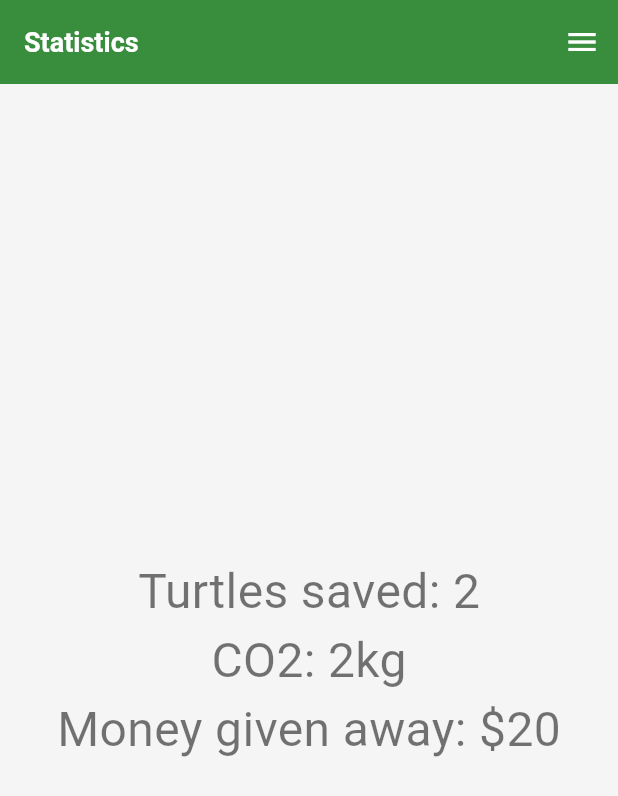
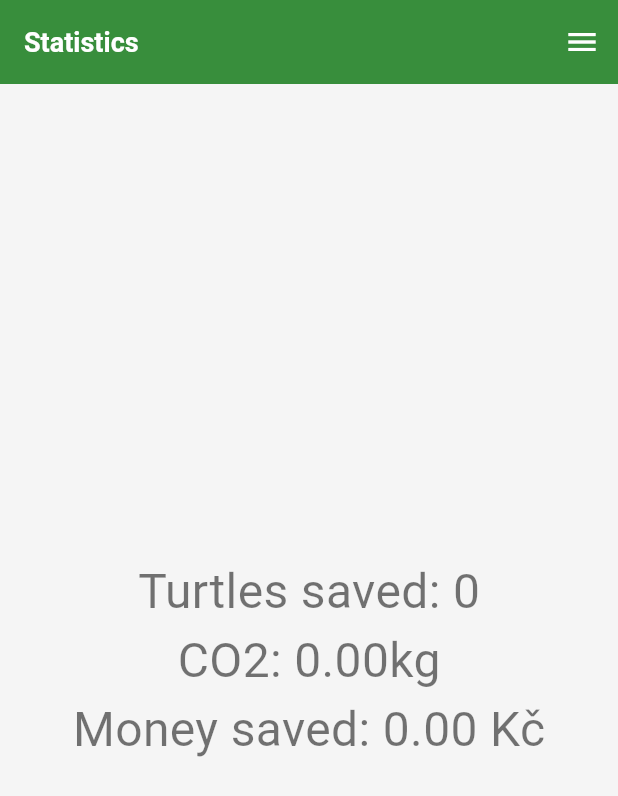
Before and after one commit to stanislav-zeman/recyclomator, a Flutter app: the StatisticsPage widget shown alone on an empty page, opened directly, on a phone screen of 412 x 824 dp. Shown: the top 796 px of the screen. Run offline on Flutter 3.47's test engine with Material 3 defaults, Android fonts, the phone set to English and light mode, and no system bars; our stand-ins replace cloud_firestore, firebase_core, font_awesome_flutter, get_it, google_maps_flutter, shared_preferences and 2 more; accounts and stored records are empty; statements that could not run were skipped.

Commit message:
feat: calculate planet eco ++

```diff
--- a/lib/infrastructure/controllers/offer_controller.dart
+++ b/lib/infrastructure/controllers/offer_controller.dart
@@ -63,6 +63,24 @@ class OfferController {
                 )
                 .toList(),
           );
+
+  Future<int> getNumberOfGlassBottles() async {
+    final List<Offer> offers = await _offerRepository.observeDocuments().first;
+    return offers
+        .where((offer) => offer.authorId == _userService.getUser().id)
+        .expand((offer) => offer.items)
+        .where((item) => item.type == ItemType.glass)
+        .fold<int>(0, (sum, item) => sum + item.count);
+  }
+
+  Future<int> getNumberOfPlasticBottles() async {
+    final List<Offer> offers = await _offerRepository.observeDocuments().first;
+    return offers
+        .where((offer) => offer.authorId == _userService.getUser().id)
+        .expand((offer) => offer.items)
+        .where((item) => item.type == ItemType.pet)
+        .fold<int>(0, (int sum, item) => sum + item.count);
+  }
 
   void addOffer(int glassCount, int plasticCount) {
     _offerRepository.add(
--- a/lib/presentation/pages/statistics_page.dart
+++ b/lib/presentation/pages/statistics_page.dart
@@ -1,24 +1,68 @@
 import 'package:flutter/material.dart';
+import 'package:get_it/get_it.dart';
+import '../../infrastructure/controllers/offer_controller.dart';
 import '../templates/page_template.dart';
 
 class StatisticsPage extends StatelessWidget {
-  const StatisticsPage({super.key});
+  StatisticsPage({super.key});
+  static const int bottlesPerTurtle = 50; // 1 turtle saved per 50 bottles
+  static const double co2SavedPerGlassBottle = 0.2; // kg co2 saved
+  static const double co2SavedPerPlasticBottle = 0.1; // kg co2 saved
+  static const double rewardPerBottle = 4.0; // 4 K? per bottle
+
+  final OfferController _offerController = GetIt.I<OfferController>();
 
   @override
   Widget build(BuildContext context) {
+    return FutureBuilder<List<int>>(
+      future: Future.wait([
+        _offerController.getNumberOfGlassBottles(),
+        _offerController.getNumberOfPlasticBottles(),
+      ]),
+      builder: (context, AsyncSnapshot<List<int>> snapshot) {
+        if (snapshot.connectionState == ConnectionState.waiting) {
+          return Center(child: CircularProgressIndicator());
+        } else if (snapshot.hasError) {
+          return Center(child: Text('Error: ${snapshot.error}'));
+        } else {
+          final glassBottles = snapshot.data![0];
+          final plasticBottles = snapshot.data![1];
+
           return PageTemplate(
             title: Text('Statistics'),
             child: Center(
               child: Column(
                 mainAxisAlignment: MainAxisAlignment.center,
                 children: <Widget>[
-            _buildText('Turtles saved: 2'),
-            _buildText('CO2: 2kg'),
-            _buildText(r'Money given away: $20'),
+                  _buildText(
+                    'Turtles saved: ${_calculateTurtlesSaved(glassBottles, plasticBottles)}',
+                  ),
+                  _buildText(
+                    'CO2: ${_calculateCO2Saved(glassBottles, plasticBottles).toStringAsFixed(2)}kg',
+                  ),
+                  _buildText(
+                    'Money saved: ${_calculateMoneyGivenAway(glassBottles, plasticBottles).toStringAsFixed(2)} K\u010D',
+                  ),
                 ],
               ),
             ),
           );
+        }
+      },
+    );
+  }
+
+  int _calculateTurtlesSaved(int glass, int plastic) {
+    return (glass + plastic) ~/ bottlesPerTurtle;
+  }
+
+  double _calculateCO2Saved(int glass, int plastic) {
+    return (glass * co2SavedPerGlassBottle) +
+        (plastic * co2SavedPerPlasticBottle);
+  }
+
+  double _calculateMoneyGivenAway(int glass, int plastic) {
+    return (glass + plastic) * rewardPerBottle;
   }
 
   Widget _buildText(String text) {
```
Lines whose indentation alone changed are shown as unchanged.
